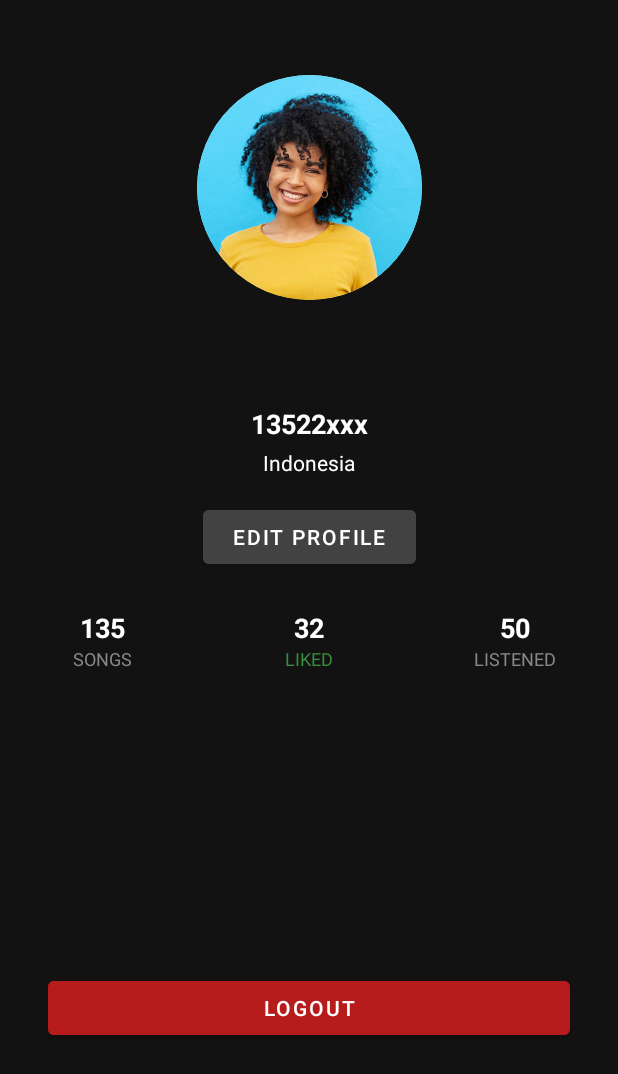
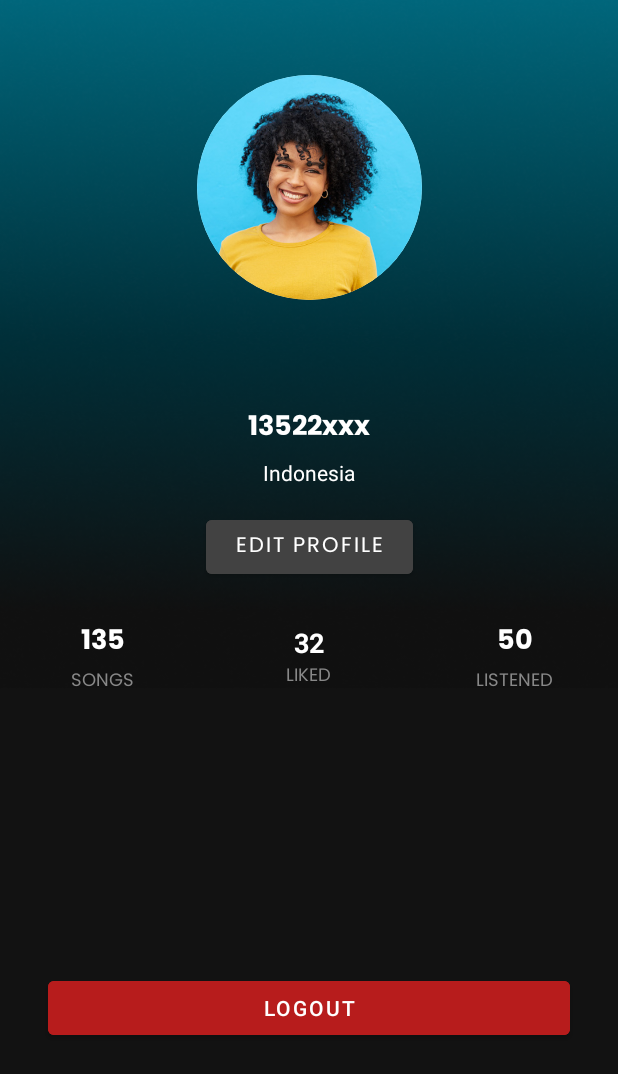
Before and after one commit to ChrisCS50X/if3210-tubes-mad-2025-if3210-2025-mad-ccp, an Android app: the fragment ProfileFragment shown on its own in the app's theme, on a phone screen of 412 x 824 dp. Shown: the top 1074 px of the screen. Run offline under Robolectric (Android 15) with nearby library versions, the phone set to English and light mode, and no system bars; our stand-ins replace Room's generated code; pictures from the network do not load; 5 statements that could not run were skipped.

Commit message:
feat: refine profile page

```diff
--- a/app/src/main/java/com/example/purrytify/ui/profile/ProfileFragment.kt
+++ b/app/src/main/java/com/example/purrytify/ui/profile/ProfileFragment.kt
@@ -89,7 +89,7 @@ class ProfileFragment : Fragment() {
                         binding.tvListenedCount.text = "$heardsCount"
                     }
                     Glide.with(this)
-                        .load(user.profilePhoto)
+                        .load("http://34.101.226.132:3000/uploads/profile-picture/${user.profilePhoto}")
                         .into(binding.ivProfile)
                 }
                 is ProfileState.Error -> {
--- a/app/src/main/res/layout/fragment_profile.xml
+++ b/app/src/main/res/layout/fragment_profile.xml
@@ -3,7 +3,7 @@
     xmlns:tools="http://schemas.android.com/tools"
     android:layout_width="match_parent"
     android:layout_height="match_parent"
-    android:background="#121212">
+    android:background="@drawable/profile_bg">
 
     <FrameLayout
         android:id="@+id/profileImageFrame"
@@ -50,7 +50,7 @@
         android:text="@string/_13522xxx"
         android:textColor="@android:color/white"
         android:textSize="18sp"
-        android:textStyle="bold"
+        android:fontFamily="@font/poppins_bold"
         app:layout_constraintTop_toBottomOf="@id/profileImageFrame"
         app:layout_constraintStart_toStartOf="parent"
         app:layout_constraintEnd_toEndOf="parent"
@@ -81,7 +81,8 @@
         app:layout_constraintTop_toBottomOf="@id/tvLocation"
         app:layout_constraintStart_toStartOf="parent"
         app:layout_constraintEnd_toEndOf="parent"
-        android:layout_marginTop="16dp" />
+        android:layout_marginTop="16dp"
+        android:fontFamily="@font/poppins"/>
 
     <LinearLayout
         android:layout_width="match_parent"
@@ -109,11 +110,12 @@
                 android:text="@string/_135"
                 android:textColor="@android:color/white"
                 android:textSize="18sp"
-                android:textStyle="bold" />
+                android:fontFamily="@font/poppins_bold" />
 
             <TextView
                 android:text="@string/songs"
                 android:textColor="#888888"
+                android:fontFamily="@font/poppins"
                 android:textSize="12sp"
                 android:layout_width="wrap_content"
                 android:layout_height="wrap_content"/>
@@ -123,6 +125,7 @@
             android:layout_width="0dp"
             android:layout_weight="1"
             android:layout_height="wrap_content"
+            android:baselineAligned="false"
             android:orientation="vertical"
             android:gravity="center">
 
@@ -138,8 +141,9 @@
             <TextView
                 android:layout_width="wrap_content"
                 android:layout_height="wrap_content"
+                android:fontFamily="@font/poppins"
                 android:text="@string/liked"
-                android:textColor="#388E3C"
+                android:textColor="#888888"
                 android:textSize="12sp" />
         </LinearLayout>
 
@@ -157,14 +161,15 @@
                 android:text="@string/_50"
                 android:textColor="@android:color/white"
                 android:textSize="18sp"
-                android:textStyle="bold" />
+                android:fontFamily="@font/poppins_bold" />
 
             <TextView
                 android:text="@string/listened"
                 android:textColor="#888888"
                 android:textSize="12sp"
                 android:layout_width="wrap_content"
-                android:layout_height="wrap_content"/>
+                android:layout_height="wrap_content"
+                android:fontFamily="@font/poppins"/>
         </LinearLayout>
     </LinearLayout>
 
```
Also changed, not shown: app/src/main/res/drawable/profile_bg.png (added).
